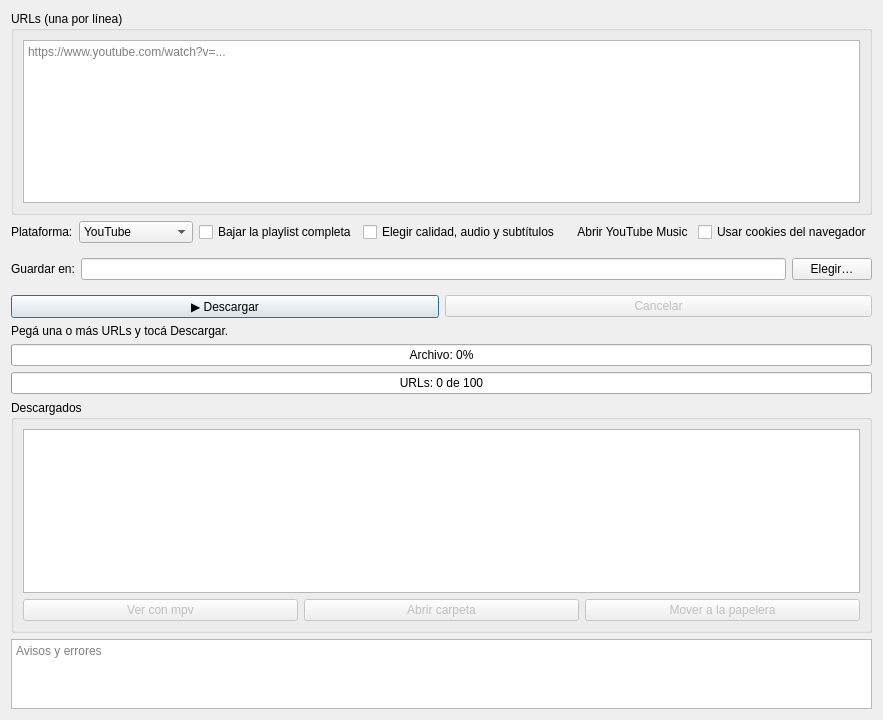
Above: gui/PaginaDescargas.ui from Sebas-Git-Tail/Arch-Linux-Manager before the change. Below: the same form after it.
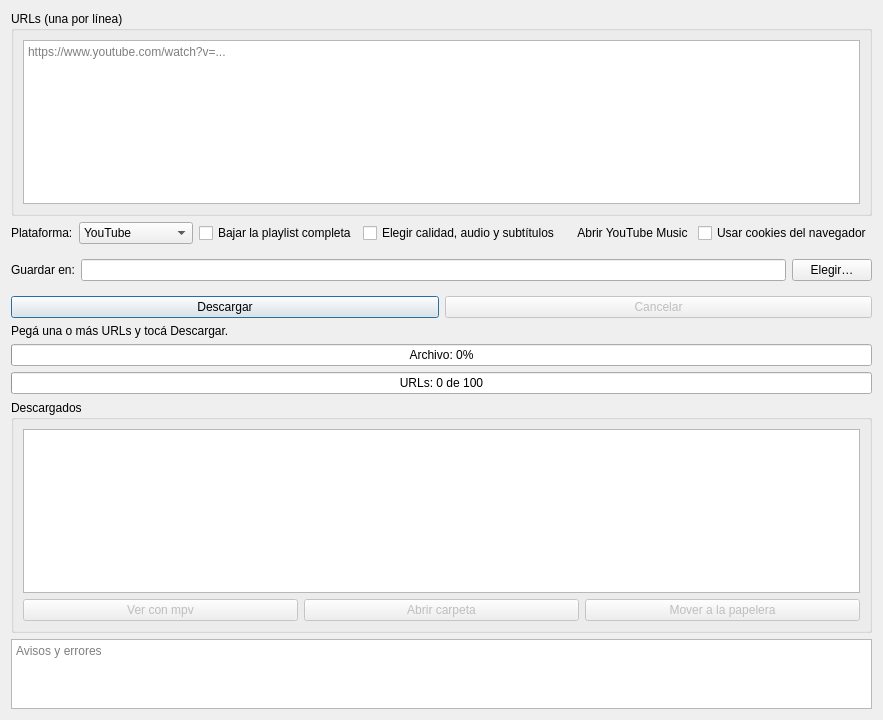
That is the form after the change. Icons and pictures are not drawn.

What changed in the file:
```diff
--- a/gui/PaginaDescargas.ui
+++ b/gui/PaginaDescargas.ui
@@ -136,7 +136,7 @@
      <item>
       <widget class="QPushButton" name="botonDescargar">
        <property name="text">
-        <string>▶ Descargar</string>
+        <string>Descargar</string>
        </property>
        <property name="default">
         <bool>true</bool>
```
Left out of the diff: 6 changed lines with no effect on the pictures.
